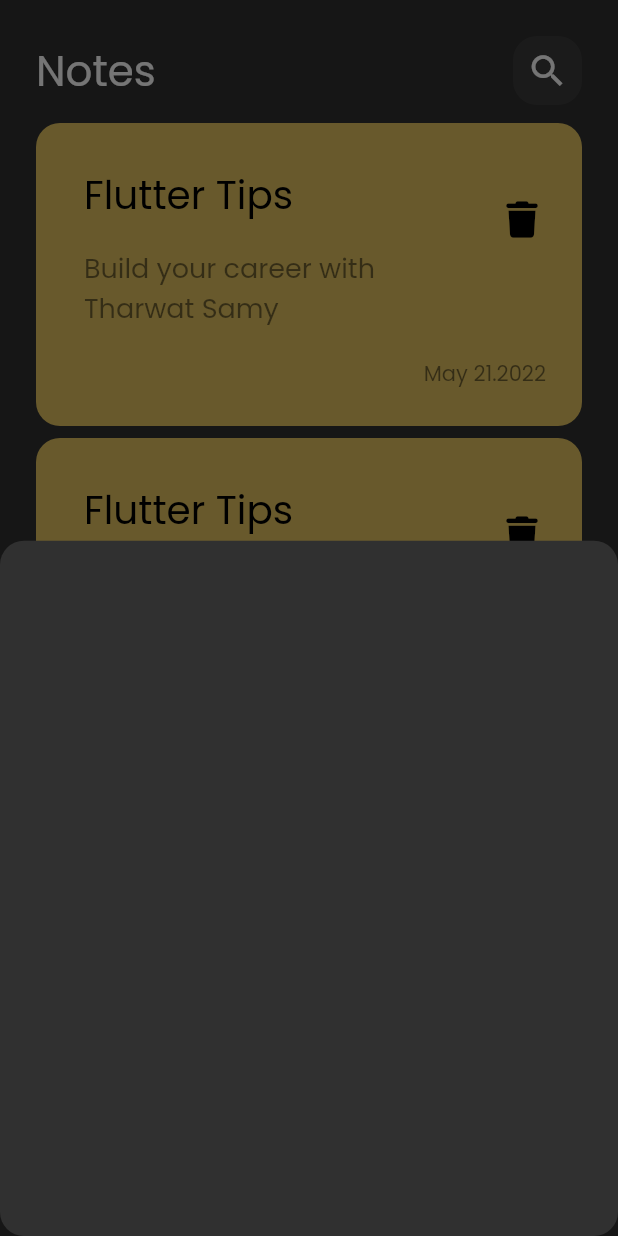
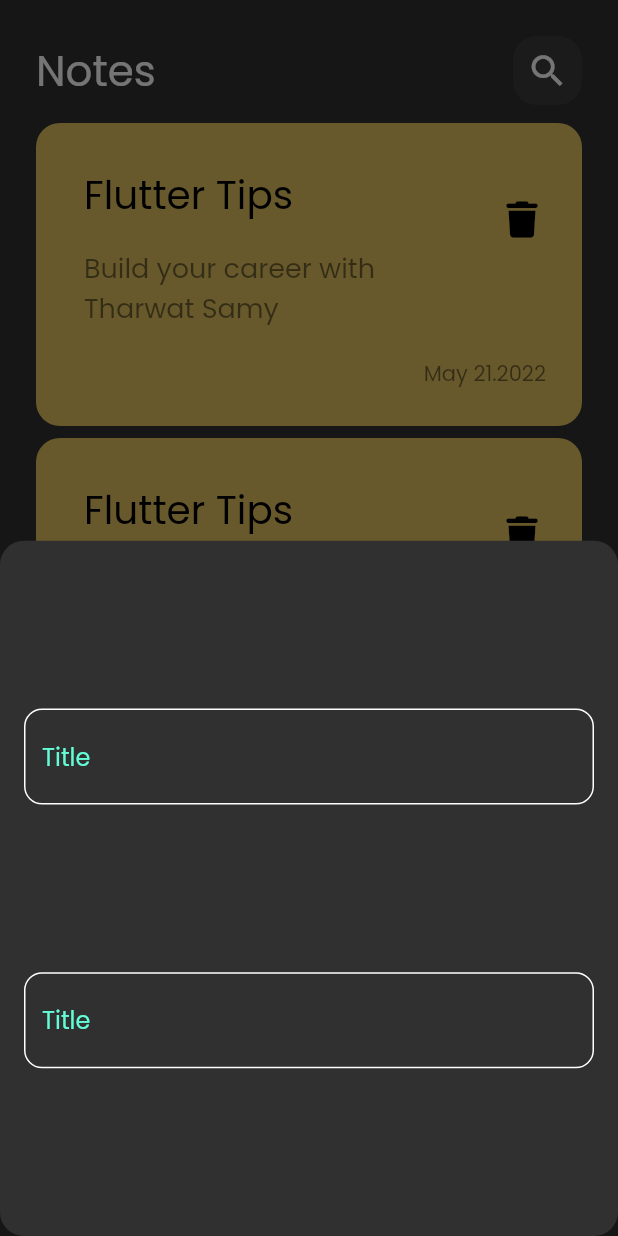
Before and after one commit to dimiana17/notes_app, a Flutter app: the screen it shows after launch, after a tap on the "add" icon, on a phone screen of 412 x 824 dp. Run offline on Flutter 3.47's test engine with Material 2 defaults, Android fonts, the phone set to English and light mode, and no system bars; our stand-ins replace font_awesome_flutter.

Commit message:
create custom text field

```diff
--- /dev/null
+++ b/lib/const_file.dart
@@ -0,0 +1,3 @@
+import 'package:flutter/material.dart';
+
+const kPrimaryColor=Color(0xff62FCD7);
--- a/lib/views/widgets/add_note_button_sheet.dart
+++ b/lib/views/widgets/add_note_button_sheet.dart
@@ -1,13 +1,21 @@
 import 'package:flutter/material.dart';
+import 'package:note_app/views/widgets/custom_text_field.dart';
 
 class AddNoteButtonSheet extends StatelessWidget {
   const AddNoteButtonSheet({super.key});
 
   @override
   Widget build(BuildContext context) {
-    return Container(
+    return const Padding(
+      padding: EdgeInsetsDirectional.symmetric(horizontal: 16),
+      child: Column(
+        mainAxisAlignment: MainAxisAlignment.spaceEvenly,
+        children: [
+        CustomTextField(),
+        CustomTextField()
 
-
+        ],
+      ),
     );
   }
 }
--- /dev/null
+++ b/lib/views/widgets/custom_text_field.dart
@@ -0,0 +1,31 @@
+import 'package:flutter/material.dart';
+import 'package:note_app/const_file.dart';
+
+class CustomTextField extends StatelessWidget {
+  const CustomTextField({super.key});
+
+
+
+  @override
+  Widget build(BuildContext context) {
+    return TextField(
+      cursorColor: kPrimaryColor,
+      decoration: InputDecoration(
+        border: buildBorder(),
+        enabledBorder: buildBorder(),
+        focusedBorder: buildBorder(kPrimaryColor),
+        hintText: 'Title',
+        hintStyle: const TextStyle(color: kPrimaryColor)
+
+      ),
+    );
+  }
+
+  OutlineInputBorder buildBorder([color]) {
+    return OutlineInputBorder(
+        borderRadius: BorderRadius.circular(12),
+        borderSide: BorderSide(color:color ?? Colors.white)
+
+      );
+  }
+}
```
